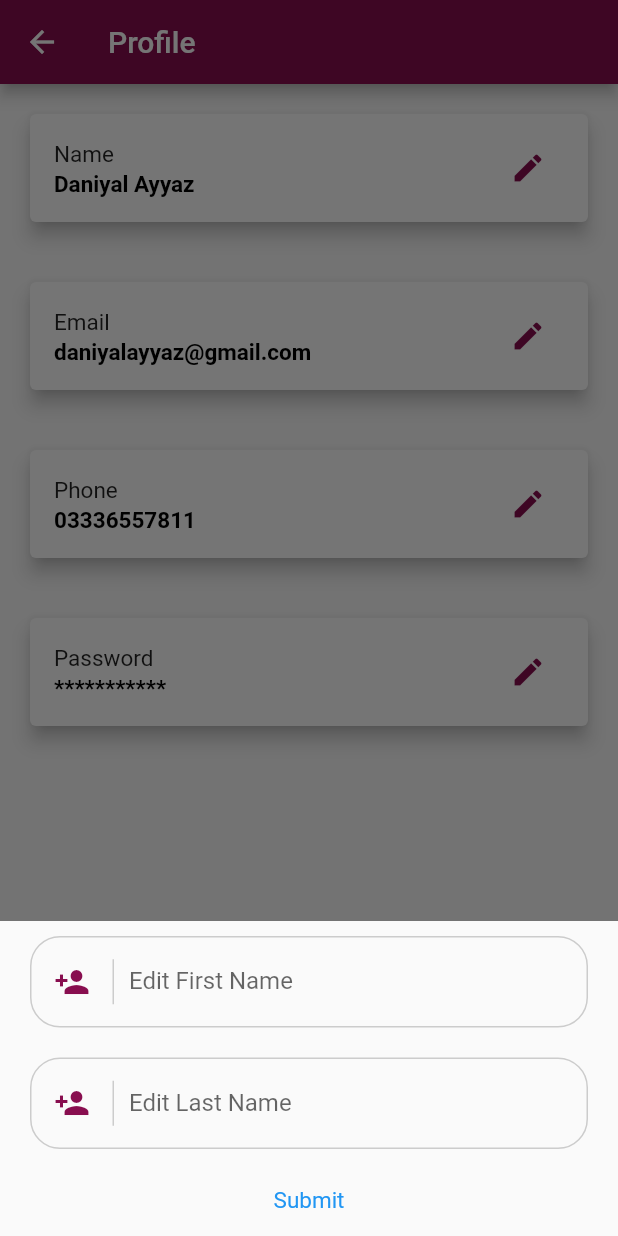
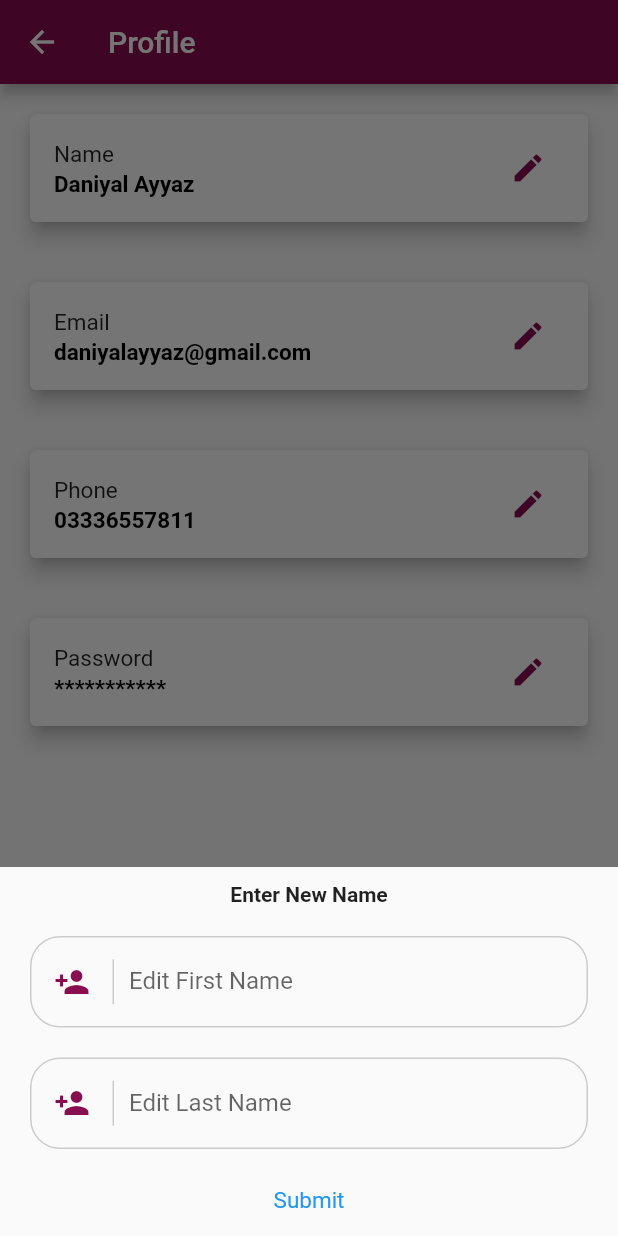
Before and after one commit to awais-tech/baltiApp, a Flutter app: the Profile screen opened by its route, after a tap on the "edit" icon, on a phone screen of 412 x 824 dp. Run offline on Flutter 3.47's test engine with Material 2 defaults, Android fonts, the phone set to English and light mode, and no system bars; missing offline and left inert: sign_button; network calls fail.

Commit message:
code refractoring

```diff
--- a/lib/Screens/Profile.dart
+++ b/lib/Screens/Profile.dart
@@ -1,3 +1,6 @@
+import 'package:balti/utlity/Bottommodaltitle.dart';
+import 'package:balti/utlity/Straightline.dart';
+import 'package:balti/utlity/inputborder.dart';
 import 'package:flutter/material.dart';
 
 class Profile extends StatefulWidget {
@@ -21,14 +24,9 @@ class _ProfileState extends State<Profile> {
       child: Column(
         mainAxisSize: MainAxisSize.min,
         children: [
+          Bottommodeltitle(title),
           Container(
-            decoration: BoxDecoration(
-              border: Border.all(
-                color: Colors.grey.withOpacity(0.5),
-                width: 1.0,
-              ),
-              borderRadius: BorderRadius.circular(20.0),
-            ),
+            decoration: putborder(),
             margin:
                 const EdgeInsets.symmetric(vertical: 10.0, horizontal: 20.0),
             child: Row(
@@ -41,12 +39,7 @@ class _ProfileState extends State<Profile> {
                     color: Colors.pink[900],
                   ),
                 ),
-                Container(
-                  height: 30.0,
-                  width: 1.0,
-                  color: Colors.grey.withOpacity(0.5),
-                  margin: const EdgeInsets.only(left: 00.0, right: 10.0),
-                ),
+                Straightline(),
                 Expanded(
                   child: TextField(
                     keyboardType: TextInputType.streetAddress,
@@ -62,13 +55,7 @@ class _ProfileState extends State<Profile> {
             ),
           ),
           Container(
-            decoration: BoxDecoration(
-              border: Border.all(
-                color: Colors.grey.withOpacity(0.5),
-                width: 1.0,
-              ),
-              borderRadius: BorderRadius.circular(20.0),
-            ),
+            decoration: putborder(),
             margin:
                 const EdgeInsets.symmetric(vertical: 10.0, horizontal: 20.0),
             child: Row(
@@ -81,12 +68,7 @@ class _ProfileState extends State<Profile> {
                     color: Colors.pink[900],
                   ),
                 ),
-                Container(
-                  height: 30.0,
-                  width: 1.0,
-                  color: Colors.grey.withOpacity(0.5),
-                  margin: const EdgeInsets.only(left: 00.0, right: 10.0),
-                ),
+                Straightline(),
                 Expanded(
                   child: TextField(
                     keyboardType: TextInputType.streetAddress,
@@ -119,14 +101,9 @@ class _ProfileState extends State<Profile> {
       child: Column(
         mainAxisSize: MainAxisSize.min,
         children: [
+          Bottommodeltitle(title),
           Container(
-            decoration: BoxDecoration(
-              border: Border.all(
-                color: Colors.grey.withOpacity(0.5),
-                width: 1.0,
-              ),
-              borderRadius: BorderRadius.circular(20.0),
-            ),
+            decoration: putborder(),
             margin:
                 const EdgeInsets.symmetric(vertical: 10.0, horizontal: 20.0),
             child: Row(
@@ -139,12 +116,7 @@ class _ProfileState extends State<Profile> {
                     color: Colors.pink[900],
                   ),
                 ),
-                Container(
-                  height: 30.0,
-                  width: 1.0,
-                  color: Colors.grey.withOpacity(0.5),
-                  margin: const EdgeInsets.only(left: 00.0, right: 10.0),
-                ),
+                Straightline(),
                 Expanded(
                   child: TextField(
                     keyboardType: TextInputType.streetAddress,
@@ -177,14 +149,9 @@ class _ProfileState extends State<Profile> {
       child: Column(
         mainAxisSize: MainAxisSize.min,
         children: [
+          Bottommodeltitle(title),
           Container(
-            decoration: BoxDecoration(
-              border: Border.all(
-                color: Colors.grey.withOpacity(0.5),
-                width: 1.0,
-              ),
-              borderRadius: BorderRadius.circular(20.0),
-            ),
+            decoration: putborder(),
             margin:
                 const EdgeInsets.symmetric(vertical: 10.0, horizontal: 20.0),
             child: Row(
@@ -197,12 +164,7 @@ class _ProfileState extends State<Profile> {
                     color: Colors.pink[900],
                   ),
                 ),
-                Container(
-                  height: 30.0,
-                  width: 1.0,
-                  color: Colors.grey.withOpacity(0.5),
-                  margin: const EdgeInsets.only(left: 00.0, right: 10.0),
-                ),
+                Straightline(),
                 Expanded(
                   child: TextField(
                     keyboardType: TextInputType.streetAddress,
@@ -235,14 +197,9 @@ class _ProfileState extends State<Profile> {
       child: Column(
         mainAxisSize: MainAxisSize.min,
         children: [
+          Bottommodeltitle(title),
           Container(
-            decoration: BoxDecoration(
-              border: Border.all(
-                color: Colors.grey.withOpacity(0.5),
-                width: 1.0,
-              ),
-              borderRadius: BorderRadius.circular(20.0),
-            ),
+            decoration: putborder(),
             margin:
                 const EdgeInsets.symmetric(vertical: 10.0, horizontal: 20.0),
             child: Row(
@@ -255,12 +212,7 @@ class _ProfileState extends State<Profile> {
                     color: Colors.pink[900],
                   ),
                 ),
-                Container(
-                  height: 30.0,
-                  width: 1.0,
-                  color: Colors.grey.withOpacity(0.5),
-                  margin: const EdgeInsets.only(left: 00.0, right: 10.0),
-                ),
+                Straightline(),
                 Expanded(
                   child: TextField(
                     keyboardType: TextInputType.streetAddress,
@@ -270,19 +222,14 @@ class _ProfileState extends State<Profile> {
                       hintText: 'Enter atleast 8 characters',
                       hintStyle: TextStyle(color: Colors.grey, fontSize: 10),
                     ),
+                    obscureText: true,
                   ),
                 )
               ],
             ),
           ),
           Container(
-            decoration: BoxDecoration(
-              border: Border.all(
-                color: Colors.grey.withOpacity(0.5),
-                width: 1.0,
-              ),
-              borderRadius: BorderRadius.circular(20.0),
-            ),
+            decoration: putborder(),
             margin:
                 const EdgeInsets.symmetric(vertical: 10.0, horizontal: 20.0),
             child: Row(
@@ -295,12 +242,7 @@ class _ProfileState extends State<Profile> {
                     color: Colors.pink[900],
                   ),
                 ),
-                Container(
-                  height: 30.0,
-                  width: 1.0,
-                  color: Colors.grey.withOpacity(0.5),
-                  margin: const EdgeInsets.only(left: 00.0, right: 10.0),
-                ),
+                Straightline(),
                 Expanded(
                   child: TextField(
                     keyboardType: TextInputType.streetAddress,
@@ -310,6 +252,7 @@ class _ProfileState extends State<Profile> {
                       hintText: 'Please atleast 8 characters',
                       hintStyle: TextStyle(color: Colors.grey, fontSize: 10),
                     ),
+                    obscureText: true,
                   ),
                 )
               ],
@@ -375,7 +318,14 @@ class _ProfileState extends State<Profile> {
                         context: context,
                         isScrollControlled: true,
                         builder: (context) {
-                          return editName(context, "newName");
+                          if (index == 0)
+                            return editName(context, "Enter New Name");
+                          else if (index == 1)
+                            return editEmail(context, "Enter new Email");
+                          else if (index == 2)
+                            return editPhone(context, "Enter new Phone no");
+                          else
+                            return editPassword(context, "Change Password");
                         });
                   },
                 ),
--- a/lib/Screens/login screen 1 (2).dart
+++ b/lib/Screens/login screen 1 (2).dart
@@ -115,6 +115,7 @@ class LoginScreen1 extends StatelessWidget {
                                     hintStyle: TextStyle(
                                         color: Colors.grey, fontSize: 10),
                                   ),
+                                  obscureText: true,
                                 ),
                               )
                             ],
--- a/lib/Screens/signup (1).dart
+++ b/lib/Screens/signup (1).dart
@@ -209,6 +209,7 @@ class Mysignuppage extends StatelessWidget {
                               hintStyle:
                                   TextStyle(color: Colors.grey, fontSize: 10),
                             ),
+                            obscureText: true,
                           ),
                         )
                       ],
--- /dev/null
+++ b/lib/utlity/Bottommodaltitle.dart
@@ -0,0 +1,13 @@
+import 'package:flutter/material.dart';
+
+class Bottommodeltitle extends StatelessWidget {
+  String title;
+  Bottommodeltitle(this.title);
+  @override
+  Widget build(BuildContext context) {
+    return Container(
+      child: Text(title, style: TextStyle(fontWeight: FontWeight.bold)),
+      margin: const EdgeInsets.symmetric(vertical: 10.0, horizontal: 20.0),
+    );
+  }
+}
--- /dev/null
+++ b/lib/utlity/Straightline.dart
@@ -0,0 +1,17 @@
+import 'package:flutter/material.dart';
+
+class Straightline extends StatelessWidget {
+  const Straightline({
+    Key? key,
+  }) : super(key: key);
+
+  @override
+  Widget build(BuildContext context) {
+    return Container(
+      height: 30.0,
+      width: 1.0,
+      color: Colors.grey.withOpacity(0.5),
+      margin: const EdgeInsets.only(left: 00.0, right: 10.0),
+    );
+  }
+}
--- /dev/null
+++ b/lib/utlity/inputborder.dart
@@ -0,0 +1,11 @@
+import 'package:flutter/material.dart';
+
+putborder() {
+  return BoxDecoration(
+    border: Border.all(
+      color: Colors.grey.withOpacity(0.5),
+      width: 1.0,
+    ),
+    borderRadius: BorderRadius.circular(20.0),
+  );
+}
```
